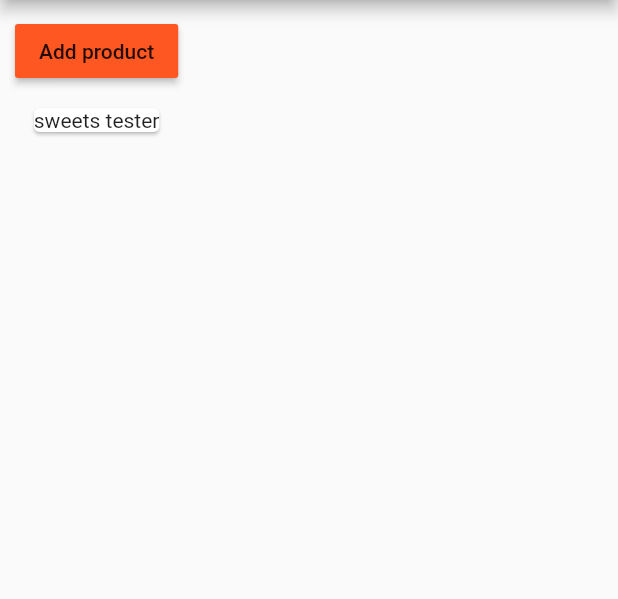
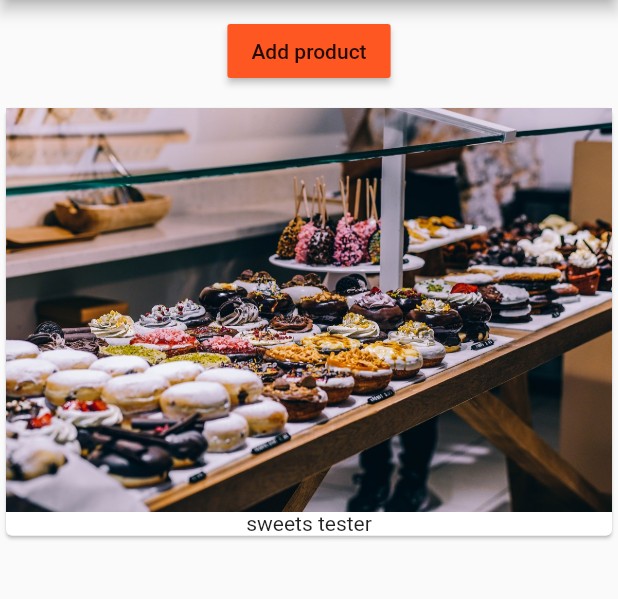
Before and after one commit to ofu997/flutter1, a Flutter app: the screen it shows after launch, on a phone screen of 412 x 824 dp, the part 84-683 px from its top. Run offline on Flutter 3.47's test engine with Material 2 defaults, Android fonts, the phone set to English and light mode, and no system bars.

Commit message:
pass variable to products class, organize in ListView

```diff
--- a/lib/ProductControl.dart
+++ b/lib/ProductControl.dart
@@ -1,8 +1,10 @@
 import 'package:flutter/material.dart';
+import './product_manager.dart';
 
 class ProductControl extends StatelessWidget{
   final Function addProduct;
-  ProductControl(this.addProduct);
+  int pcCount=1;
+  ProductControl(this.addProduct,this.pcCount);
 
   @override
     Widget build(BuildContext context) {
@@ -10,14 +12,14 @@ class ProductControl extends StatelessWidget{
       return RaisedButton(
         color: Theme.of(context).primaryColor,
         onPressed: () {
-          addProduct('timestamp: ' + DateTime.now().toIso8601String() + '. Here is a picture of sweets');
+          addProduct(pcCount.toString() + ') ' + 'timestamp: ' + DateTime.now().toIso8601String() + '. Here is a picture of sweets');
         },
         child: Text("Add product"),
       );
     }
 }
 
-/* this passes data up
+/*
+  this passes data up
   reference to _addsProducts was passed down
-
 */
--- a/lib/product_manager.dart
+++ b/lib/product_manager.dart
@@ -39,21 +39,25 @@ class _ProductManagerState extends State<ProductManager> {
     setState(
       () {
         count++;
-      _products.add(product);
+        _products.add(product);
+        print(' addProduct() text count: ' + count.toString() + ' ' + DateTime.now().toIso8601String());
       }
     );
   }
 
   @override
   Widget build(BuildContext context) { // context stores metadata like Themes
-    print('[ProductManager state] build()'+' addProduct() text count: ' + count.toString() + ' ' + DateTime.now().toIso8601String());
-    return Column(children: [
-      Container(
-        margin: EdgeInsets.all(10.0),
-        child: ProductControl(_addsProducts) // Refs function without executing
-      ),
-      Products(_products)
-    ]);
+    print('[ProductManager state] build()');
+    return Column(
+      children: [
+        Container(
+          margin: EdgeInsets.all(10.0),
+          child: ProductControl(_addsProducts, count) // Refs function without executing
+        ),
+        Expanded(child: Products(_products)),
+        // Container(height: 300.0, child: Products(_products)) // scrollable but within a container
+      ]
+    );
   }
 }
 
--- a/lib/products.dart
+++ b/lib/products.dart
@@ -10,12 +10,12 @@ class Products extends StatelessWidget {
   @override
   Widget build(BuildContext context) {
     print('[Products Widget] build()');
-    return Column(
+    return ListView(
       children: products
         .map((element) => Card(
               child: Column(
                 children: <Widget>[
-                  // Image.asset("assets/food.jpg"),
+                  Image.asset("assets/food.jpg"),
                   Text(element)
                 ],
               ),
```
Also changed, not shown: lib/main.dart (+4 -3 lines).
